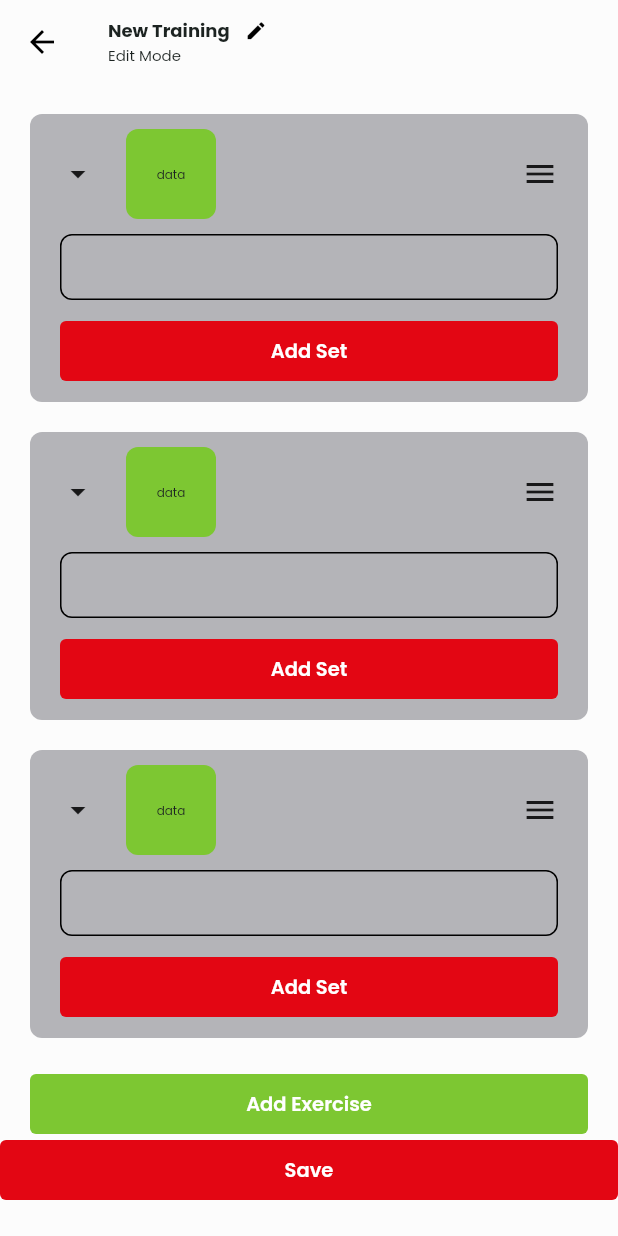
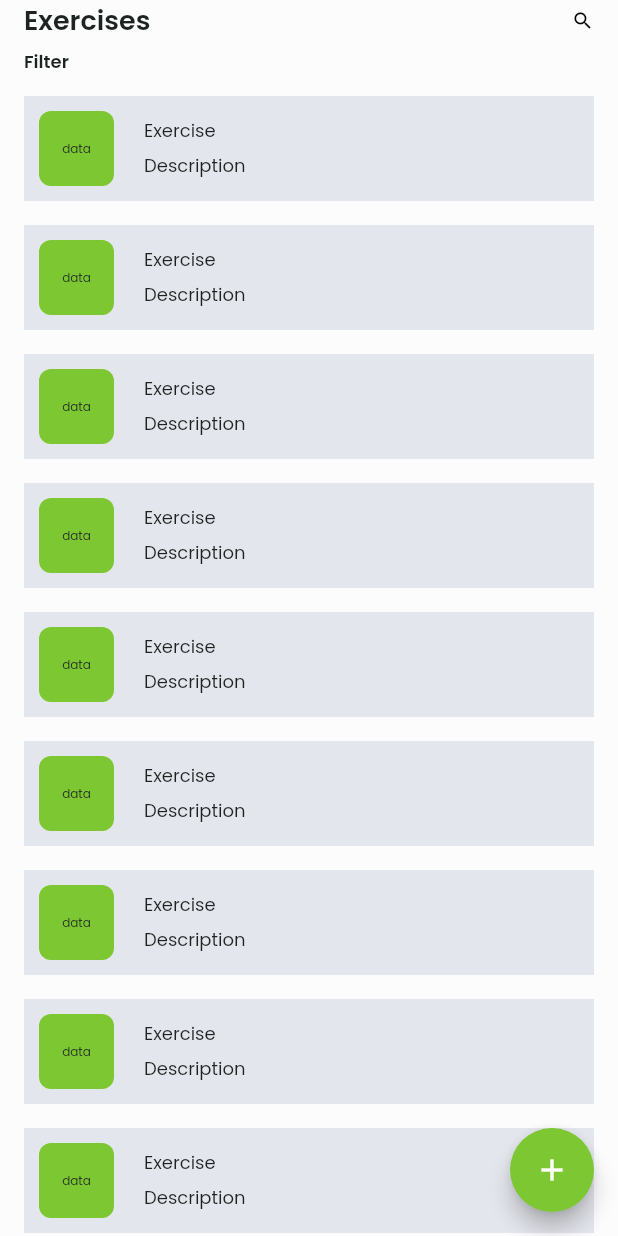
Before and after one commit to jay-3012/aiof-v2-flutter, a Flutter app: the screen it shows after launch, on a phone screen of 412 x 824 dp. Run offline on Flutter 3.47's test engine with Material 3 defaults, Android fonts, the phone set to English and light mode, and no system bars; our stand-ins replace dio, flutter_riverpod, gap, google_fonts.

Commit message:
feat : exercise module is cretated

```diff
--- a/lib/app.dart
+++ b/lib/app.dart
@@ -1,5 +1,5 @@
+import 'package:aiof_flutter/src/exercise/views/exercise_list_page.dart';
 import 'package:aiof_flutter/src/theme/app_theme.dart';
-import 'package:aiof_flutter/src/workout/views/create_workout_page.dart';
 import 'package:flutter/material.dart';
 
 class App extends StatelessWidget {
@@ -13,7 +13,7 @@ class App extends StatelessWidget {
       theme: theme.light,
       darkTheme: theme.dark,
       themeMode: ThemeMode.light,
-      home: const CreateWorkoutPage(),
+      home: const ExerciseListPage(),
     );
   }
 }
--- /dev/null
+++ b/lib/src/exercise/views/components/exercise_item.dart
@@ -0,0 +1,38 @@
+import 'package:aiof_flutter/core/extension/context.dart';
+import 'package:flutter/material.dart';
+import 'package:gap/gap.dart';
+
+class ExerciseItem extends StatelessWidget {
+  const ExerciseItem({super.key});
+
+  @override
+  Widget build(BuildContext context) {
+    final (text, color) = context.theme;
+    return Container(
+      padding: const EdgeInsets.all(10),
+      decoration: BoxDecoration(color: color.grey),
+      child: Row(
+        children: [
+          Container(
+            height: 50,
+            width: 50,
+            decoration: BoxDecoration(
+              color: color.green,
+              borderRadius: BorderRadius.circular(8),
+            ),
+            child: Center(child: Text('data', style: text.regular8)),
+          ),
+          const Gap(20),
+          Column(
+            crossAxisAlignment: CrossAxisAlignment.start,
+            children: [
+              Text('Exercise', style: text.regular12),
+              const Gap(5),
+              Text('Description', style: text.regular12),
+            ],
+          ),
+        ],
+      ),
+    );
+  }
+}
--- /dev/null
+++ b/lib/src/exercise/views/exercise_list_page.dart
@@ -0,0 +1,61 @@
+import 'package:aiof_flutter/core/extension/context.dart';
+import 'package:aiof_flutter/src/exercise/views/components/exercise_item.dart';
+import 'package:flutter/material.dart';
+
+class ExerciseListPage extends StatelessWidget {
+  const ExerciseListPage({super.key});
+
+  @override
+  Widget build(BuildContext context) {
+    final (text, color) = context.theme;
+    return Scaffold(
+      body: CustomScrollView(
+        slivers: [
+          SliverAppBar(
+            backgroundColor: color.accent,
+            elevation: 0,
+            pinned: true,
+            flexibleSpace: FlexibleSpaceBar(
+              titlePadding: const EdgeInsets.only(
+                left: 16,
+                bottom: 10,
+                right: 16,
+              ),
+              title: Column(
+                mainAxisAlignment: MainAxisAlignment.end,
+                crossAxisAlignment: CrossAxisAlignment.start,
+                mainAxisSize: MainAxisSize.min,
+                children: [
+                  Row(
+                    mainAxisAlignment: MainAxisAlignment.spaceBetween,
+                    children: [
+                      Text('Exercises', style: text.semibold18),
+                      const Icon(Icons.search, color: Colors.black, size: 15),
+                    ],
+                  ),
+                  const SizedBox(height: 5),
+                  Text('Filter', style: text.semibold12),
+                ],
+              ),
+            ),
+          ),
+
+          SliverList(
+            delegate: SliverChildBuilderDelegate(
+              (context, index) => const Padding(
+                padding: EdgeInsets.symmetric(horizontal: 16, vertical: 8),
+                child: ExerciseItem(),
+              ),
+              childCount: 10,
+            ),
+          ),
+        ],
+      ),
+      floatingActionButton: FloatingActionButton(
+        onPressed: () {},
+        backgroundColor: color.green,
+        child: const Icon(Icons.add),
+      ),
+    );
+  }
+}
--- a/lib/src/workout/views/create_workout_page.dart
+++ b/lib/src/workout/views/create_workout_page.dart
@@ -1,5 +1,5 @@
 import 'package:aiof_flutter/core/extension/context.dart';
-import 'package:aiof_flutter/src/workout/components/add_exercise_item.dart';
+import 'package:aiof_flutter/src/workout/views/components/add_exercise_item.dart';
 import 'package:flutter/material.dart';
 import 'package:gap/gap.dart';
 
--- a/lib/src/workout/views/workout_list_page.dart
+++ b/lib/src/workout/views/workout_list_page.dart
@@ -1,6 +1,6 @@
 import 'package:aiof_flutter/core/extension/context.dart';
-import 'package:aiof_flutter/src/workout/components/empty_workout.dart';
-import 'package:aiof_flutter/src/workout/components/workout_item.dart';
+import 'package:aiof_flutter/src/workout/views/components/empty_workout.dart';
+import 'package:aiof_flutter/src/workout/views/components/workout_item.dart';
 import 'package:flutter/material.dart';
 import 'package:gap/gap.dart';
 
```
Also changed, not shown: lib/src/workout/views/components/add_exercise_item.dart (renamed from lib/src/workout/components/add_exercise_item.dart), lib/src/workout/views/components/empty_workout.dart (renamed from lib/src/workout/components/empty_workout.dart), lib/src/workout/views/components/workout_item.dart (renamed from lib/src/workout/components/workout_item.dart).
